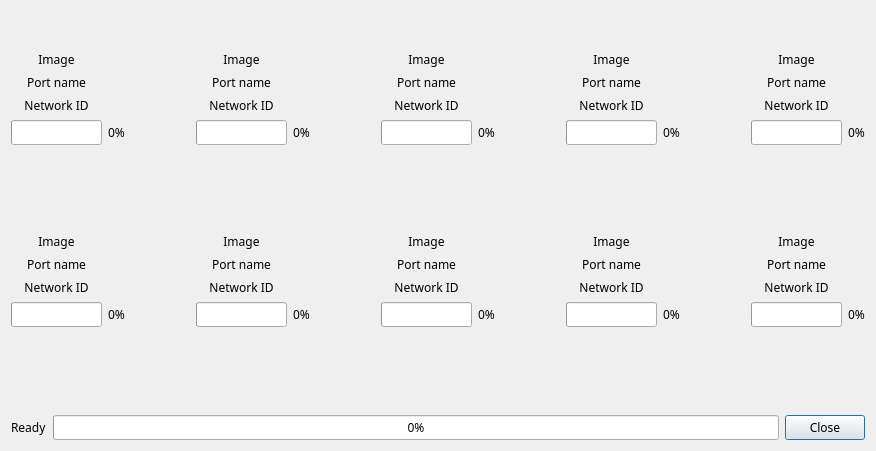
Above: modi_firmware_updater/assets/esp32_update_list.ui from LUXROBO/modi-firmware-updater before the change. Below: the same form after it.
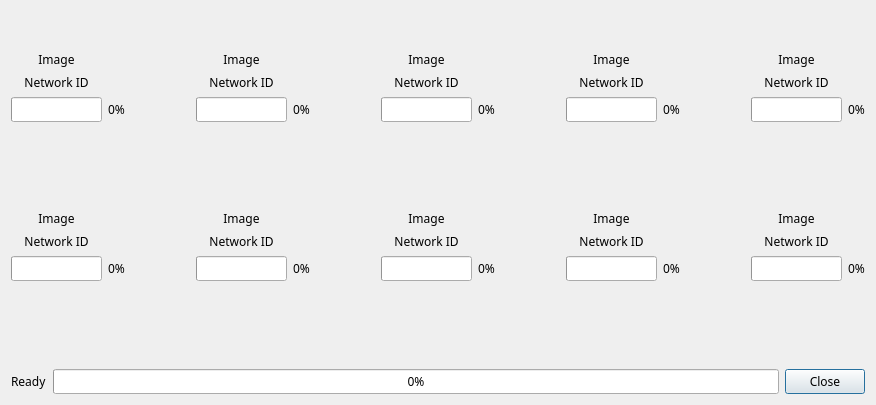
That is the form after the change.

Diff of the .ui file:
```diff
--- a/modi_firmware_updater/assets/esp32_update_list.ui
+++ b/modi_firmware_updater/assets/esp32_update_list.ui
@@ -7,7 +7,7 @@
     <x>0</x>
     <y>0</y>
     <width>876</width>
-    <height>429</height>
+    <height>393</height>
    </rect>
   </property>
   <property name="sizePolicy">
@@ -63,7 +63,7 @@
     <layout class="QHBoxLayout" name="horizontalLayout">
      <item>
       <layout class="QGridLayout" name="gridLayout">
-       <item row="3" column="1">
+       <item row="2" column="1">
         <widget class="QLabel" name="progress_value_1">
          <property name="text">
           <string>0%</string>
@@ -73,17 +73,7 @@
          </property>
         </widget>
        </item>
-       <item row="0" column="0">
-        <widget class="QLabel" name="image_1">
-         <property name="text">
-          <string>Image</string>
-         </property>
-         <property name="alignment">
-          <set>Qt::AlignCenter</set>
-         </property>
-        </widget>
-       </item>
-       <item row="3" column="0">
+       <item row="2" column="0">
         <widget class="QProgressBar" name="progress_bar_1">
          <property name="value">
           <number>0</number>
@@ -99,17 +89,7 @@
          </property>
         </widget>
        </item>
-       <item row="1" column="0">
-        <widget class="QLabel" name="port_1">
-         <property name="text">
-          <string>Port name</string>
-         </property>
-         <property name="alignment">
-          <set>Qt::AlignCenter</set>
-         </property>
-        </widget>
-       </item>
-       <item row="4" column="0">
+       <item row="3" column="0">
         <widget class="QLabel" name="error_message_1">
          <property name="text">
           <string/>
@@ -119,7 +99,7 @@
          </property>
         </widget>
        </item>
-       <item row="2" column="0">
+       <item row="1" column="0">
         <widget class="QLabel" name="network_id_1">
          <property name="text">
           <string>Network ID</string>
@@ -129,6 +109,16 @@
          </property>
         </widget>
        </item>
+       <item row="0" column="0">
+        <widget class="QLabel" name="image_1">
+         <property name="text">
+          <string>Image</string>
+         </property>
+         <property name="alignment">
+          <set>Qt::AlignCenter</set>
+         </property>
+        </widget>
+       </item>
       </layout>
      </item>
      <item>
@@ -150,16 +140,26 @@
      <item>
       <layout class="QGridLayout" name="gridLayout_2">
        <item row="1" column="0">
-        <widget class="QLabel" name="port_2">
+        <widget class="QLabel" name="network_id_2">
          <property name="text">
-          <string>Port name</string>
+          <string>Network ID</string>
          </property>
          <property name="alignment">
           <set>Qt::AlignCenter</set>
          </property>
         </widget>
        </item>
-       <item row="3" column="1">
+       <item row="0" column="0">
+        <widget class="QLabel" name="image_2">
+         <property name="text">
+          <string>Image</string>
+         </property>
+         <property name="alignment">
+          <set>Qt::AlignCenter</set>
+         </property>
+        </widget>
+       </item>
+       <item row="2" column="1">
         <widget class="QLabel" name="progress_value_2">
          <property name="text">
           <string>0%</string>
@@ -169,7 +169,7 @@
          </property>
         </widget>
        </item>
-       <item row="4" column="0">
+       <item row="3" column="0">
         <widget class="QLabel" name="error_message_2">
          <property name="text">
           <string/>
@@ -179,17 +179,7 @@
          </property>
         </widget>
        </item>
-       <item row="0" column="0">
-        <widget class="QLabel" name="image_2">
-         <property name="text">
-          <string>Image</string>
-         </property>
-         <property name="alignment">
-          <set>Qt::AlignCenter</set>
-         </property>
-        </widget>
-       </item>
-       <item row="3" column="0">
+       <item row="2" column="0">
         <widget class="QProgressBar" name="progress_bar_2">
          <property name="value">
           <number>0</number>
@@ -205,16 +195,6 @@
          </property>
         </widget>
        </item>
-       <item row="2" column="0">
-        <widget class="QLabel" name="network_id_2">
-         <property name="text">
-          <string>Network ID</string>
-         </property>
-         <property name="alignment">
-          <set>Qt::AlignCenter</set>
-         </property>
-        </widget>
-       </item>
       </layout>
      </item>
      <item>
@@ -235,17 +215,7 @@
      </item>
      <item>
       <layout class="QGridLayout" name="gridLayout_3">
-       <item row="0" column="0">
-        <widget class="QLabel" name="image_3">
-         <property name="text">
-          <string>Image</string>
-         </property>
-         <property name="alignment">
-          <set>Qt::AlignCenter</set>
-         </property>
-        </widget>
-       </item>
-       <item row="3" column="0">
+       <item row="2" column="0">
         <widget class="QProgressBar" name="progress_bar_3">
          <property name="value">
           <number>0</number>
@@ -261,27 +231,7 @@
          </property>
         </widget>
        </item>
-       <item row="3" column="1">
-        <widget class="QLabel" name="progress_value_3">
-         <property name="text">
-          <string>0%</string>
-         </property>
-         <property name="alignment">
-          <set>Qt::AlignCenter</set>
-         </property>
-        </widget>
-       </item>
-       <item row="1" column="0">
-        <widget class="QLabel" name="port_3">
-         <property name="text">
-          <string>Port name</string>
-         </property>
-         <property name="alignment">
-          <set>Qt::AlignCenter</set>
-         </property>
-        </widget>
-       </item>
-       <item row="4" column="0">
+       <item row="3" column="0">
         <widget class="QLabel" name="error_message_3">
          <property name="text">
           <string/>
@@ -291,7 +241,27 @@
          </property>
         </widget>
        </item>
-       <item row="2" column="0">
+       <item row="2" column="1">
+        <widget class="QLabel" name="progress_value_3">
+         <property name="text">
+          <string>0%</string>
+         </property>
+         <property name="alignment">
+          <set>Qt::AlignCenter</set>
+         </property>
+        </widget>
+       </item>
+       <item row="0" column="0">
+        <widget class="QLabel" name="image_3">
+         <property name="text">
+          <string>Image</string>
+         </property>
+         <property name="alignment">
+          <set>Qt::AlignCenter</set>
+         </property>
+        </widget>
+       </item>
+       <item row="1" column="0">
         <widget class="QLabel" name="network_id_3">
          <property name="text">
           <string>Network ID</string>
@@ -321,7 +291,33 @@
      </item>
      <item>
       <layout class="QGridLayout" name="gridLayout_4">
-       <item row="3" column="1">
+       <item row="1" column="0">
+        <widget class="QLabel" name="network_id_4">
+         <property name="text">
+          <string>Network ID</string>
+         </property>
+         <property name="alignment">
+          <set>Qt::AlignCenter</set>
+         </property>
+        </widget>
+       </item>
+       <item row="2" column="0">
+        <widget class="QProgressBar" name="progress_bar_4">
+         <property name="value">
+          <number>0</number>
+         </property>
+         <property name="textVisible">
+          <bool>false</bool>
+         </property>
+         <property name="orientation">
+          <enum>Qt::Horizontal</enum>
+         </property>
+         <property name="textDirection">
+          <enum>QProgressBar::TopToBottom</enum>
+         </property>
+        </widget>
+       </item>
+       <item row="2" column="1">
         <widget class="QLabel" name="progress_value_4">
          <property name="text">
           <string>0%</string>
@@ -331,7 +327,7 @@
          </property>
         </widget>
        </item>
-       <item row="4" column="0">
+       <item row="3" column="0">
         <widget class="QLabel" name="error_message_4">
          <property name="text">
           <string/>
@@ -341,16 +337,6 @@
          </property>
         </widget>
        </item>
-       <item row="1" column="0">
-        <widget class="QLabel" name="port_4">
-         <property name="text">
-          <string>Port name</string>
-         </property>
-         <property name="alignment">
-          <set>Qt::AlignCenter</set>
-         </property>
-        </widget>
-       </item>
        <item row="0" column="0">
         <widget class="QLabel" name="image_4">
          <property name="text">
@@ -361,32 +347,6 @@
          </property>
         </widget>
        </item>
-       <item row="3" column="0">
-        <widget class="QProgressBar" name="progress_bar_4">
-         <property name="value">
-          <number>0</number>
-         </property>
-         <property name="textVisible">
-          <bool>false</bool>
-         </property>
-         <property name="orientation">
-          <enum>Qt::Horizontal</enum>
-         </property>
-         <property name="textDirection">
-          <enum>QProgressBar::TopToBottom</enum>
-         </property>
-        </widget>
-       </item>
-       <item row="2" column="0">
-        <widget class="QLabel" name="network_id_4">
-         <property name="text">
-          <string>Network ID</string>
-         </property>
-         <property name="alignment">
-          <set>Qt::AlignCenter</set>
-         </property>
-        </widget>
-       </item>
       </layout>
      </item>
      <item>
@@ -407,27 +367,7 @@
      </item>
      <item>
       <layout class="QGridLayout" name="gridLayout_5">
-       <item row="1" column="0">
-        <widget class="QLabel" name="port_5">
-         <property name="text">
-          <string>Port name</string>
-         </property>
-         <property name="alignment">
-          <set>Qt::AlignCenter</set>
-         </property>
-        </widget>
-       </item>
-       <item row="0" column="0">
-        <widget class="QLabel" name="image_5">
-         <property name="text">
-          <string>Image</string>
-         </property>
-         <property name="alignment">
-          <set>Qt::AlignCenter</set>
-         </property>
-        </widget>
-       </item>
-       <item row="4" column="0">
+       <item row="3" column="0">
         <widget class="QLabel" name="error_message_5">
          <property name="text">
           <string/>
@@ -437,7 +377,7 @@
          </property>
         </widget>
        </item>
-       <item row="3" column="1">
+       <item row="2" column="1">
         <widget class="QLabel" name="progress_value_5">
          <property name="text">
           <string>0%</string>
@@ -447,7 +387,17 @@
          </property>
         </widget>
        </item>
-       <item row="3" column="0">
+       <item row="0" column="0">
+        <widget class="QLabel" name="image_5">
+         <property name="text">
+          <string>Image</string>
+         </property>
+         <property name="alignment">
+          <set>Qt::AlignCenter</set>
+         </property>
+        </widget>
+       </item>
+       <item row="2" column="0">
         <widget class="QProgressBar" name="progress_bar_5">
          <property name="value">
           <number>0</number>
@@ -463,7 +413,7 @@
          </property>
         </widget>
        </item>
-       <item row="2" column="0">
+       <item row="1" column="0">
         <widget class="QLabel" name="network_id_5">
          <property name="text">
           <string>Network ID</string>
@@ -497,53 +447,7 @@
     <layout class="QHBoxLayout" name="horizontalLayout_2">
      <item>
       <layout class="QGridLayout" name="gridLayout_6">
-       <item row="3" column="0">
-        <widget class="QProgressBar" name="progress_bar_6">
-         <property name="value">
-          <number>0</number>
-         </property>
-         <property name="textVisible">
-          <bool>false</bool>
-         </property>
-         <property name="orientation">
-          <enum>Qt::Horizontal</enum>
-         </property>
-         <property name="textDirection">
-          <enum>QProgressBar::TopToBottom</enum>
-         </property>
-        </widget>
-       </item>
-       <item row="1" column="0">
-        <widget class="QLabel" name="port_6">
-         <property name="text">
-          <string>Port name</string>
-         </property>
-         <property name="alignment">
-          <set>Qt::AlignCenter</set>
-         </property>
-        </widget>
-       </item>
-       <item row="0" column="0">
-        <widget class="QLabel" name="image_6">
-         <property name="text">
-          <string>Image</string>
-         </property>
-         <property name="alignment">
-          <set>Qt::AlignCenter</set>
-         </property>
-        </widget>
-       </item>
-       <item row="4" column="0">
-        <widget class="QLabel" name="error_message_6">
-         <property name="text">
-          <string/>
-         </property>
-         <property name="alignment">
-          <set>Qt::AlignCenter</set>
-         </property>
-        </widget>
-       </item>
-       <item row="3" column="1">
+       <item row="2" column="1">
         <widget class="QLabel" name="progress_value_6">
          <property name="text">
           <string>0%</string>
@@ -553,7 +457,7 @@
          </property>
         </widget>
        </item>
-       <item row="2" column="0">
+       <item row="1" column="0">
         <widget class="QLabel" name="network_id_6">
          <property name="text">
           <string>Network ID</string>
@@ -563,6 +467,42 @@
          </property>
         </widget>
        </item>
+       <item row="0" column="0">
+        <widget class="QLabel" name="image_6">
+         <property name="text">
+          <string>Image</string>
+         </property>
+         <property name="alignment">
+          <set>Qt::AlignCenter</set>
+         </property>
+        </widget>
+       </item>
+       <item row="2" column="0">
+        <widget class="QProgressBar" name="progress_bar_6">
+         <property name="value">
+          <number>0</number>
+         </property>
+         <property name="textVisible">
+          <bool>false</bool>
+         </property>
+         <property name="orientation">
+          <enum>Qt::Horizontal</enum>
+         </property>
+         <property name="textDirection">
+          <enum>QProgressBar::TopToBottom</enum>
+         </property>
+        </widget>
+       </item>
+       <item row="3" column="0">
+        <widget class="QLabel" name="error_message_6">
+         <property name="text">
+          <string/>
+         </property>
+         <property name="alignment">
+          <set>Qt::AlignCenter</set>
+         </property>
+        </widget>
+       </item>
       </layout>
      </item>
      <item>
@@ -583,7 +523,33 @@
      </item>
      <item>
       <layout class="QGridLayout" name="gridLayout_7">
-       <item row="3" column="1">
+       <item row="2" column="0">
+        <widget class="QProgressBar" name="progress_bar_7">
+         <property name="value">
+          <number>0</number>
+         </property>
+         <property name="textVisible">
+          <bool>false</bool>
+         </property>
+         <property name="orientation">
+          <enum>Qt::Horizontal</enum>
+         </property>
+         <property name="textDirection">
+          <enum>QProgressBar::TopToBottom</enum>
+         </property>
+        </widget>
+       </item>
+       <item row="0" column="0">
+        <widget class="QLabel" name="image_7">
+         <property name="text">
+          <string>Image</string>
+         </property>
+         <property name="alignment">
+          <set>Qt::AlignCenter</set>
+         </property>
+        </widget>
+       </item>
+       <item row="2" column="1">
         <widget class="QLabel" name="progress_value_7">
          <property name="text">
           <string>0%</string>
@@ -593,7 +559,7 @@
          </property>
         </widget>
        </item>
-       <item row="4" column="0">
+       <item row="3" column="0">
         <widget class="QLabel" name="error_message_7">
          <property name="text">
           <string/>
@@ -603,43 +569,7 @@
          </property>
         </widget>
        </item>
-       <item row="0" column="0">
-        <widget class="QLabel" name="image_7">
-         <property name="text">
-          <string>Image</string>
-         </property>
-         <property name="alignment">
-          <set>Qt::AlignCenter</set>
-         </property>
-        </widget>
-       </item>
        <item row="1" column="0">
-        <widget class="QLabel" name="port_7">
-         <property name="text">
-          <string>Port name</string>
-         </property>
-         <property name="alignment">
-          <set>Qt::AlignCenter</set>
-         </property>
-        </widget>
-       </item>
-       <item row="3" column="0">
-        <widget class="QProgressBar" name="progress_bar_7">
-         <property name="value">
-          <number>0</number>
-         </property>
-         <property name="textVisible">
-          <bool>false</bool>
-         </property>
-         <property name="orientation">
-          <enum>Qt::Horizontal</enum>
-         </property>
-         <property name="textDirection">
-          <enum>QProgressBar::TopToBottom</enum>
-         </property>
-        </widget>
-       </item>
-       <item row="2" column="0">
         <widget class="QLabel" name="network_id_7">
          <property name="text">
           <string>Network ID</string>
@@ -669,26 +599,10 @@
      </item>
      <item>
       <layout class="QGridLayout" name="gridLayout_8">
-       <item row="3" column="0">
-        <widget class="QProgressBar" name="progress_bar_8">
-         <property name="value">
-          <number>0</number>
-         </property>
-         <property name="textVisible">
-          <bool>false</bool>
-         </property>
-         <property name="orientation">
-          <enum>Qt::Horizontal</enum>
-         </property>
-         <property name="textDirection">
-          <enum>QProgressBar::TopToBottom</enum>
-         </property>
-        </widget>
-       </item>
        <item row="1" column="0">
-        <widget class="QLabel" name="port_8">
+        <widget class="QLabel" name="network_id_8">
          <property name="text">
-          <string>Port name</string>
+          <string>Network ID</string>
          </property>
          <property name="alignment">
           <set>Qt::AlignCenter</set>
@@ -705,17 +619,7 @@
          </property>
         </widget>
        </item>
-       <item row="4" column="0">
-        <widget class="QLabel" name="error_message_8">
-         <property name="text">
-          <string/>
-         </property>
-         <property name="alignment">
-          <set>Qt::AlignCenter</set>
-         </property>
-        </widget>
-       </item>
-       <item row="3" column="1">
+       <item row="2" column="1">
         <widget class="QLabel" name="progress_value_8">
          <property name="text">
           <string>0%</string>
@@ -725,16 +629,32 @@
          </property>
         </widget>
        </item>
-       <item row="2" column="0">
-        <widget class="QLabel" name="network_id_8">
+       <item row="3" column="0">
+        <widget class="QLabel" name="error_message_8">
          <property name="text">
-          <string>Network ID</string>
+          <string/>
          </property>
          <property name="alignment">
           <set>Qt::AlignCenter</set>
          </property>
         </widget>
        </item>
+       <item row="2" column="0">
+        <widget class="QProgressBar" name="progress_bar_8">
+         <property name="value">
+          <number>0</number>
+         </property>
+         <property name="textVisible">
+          <bool>false</bool>
+         </property>
+         <property name="orientation">
+          <enum>Qt::Horizontal</enum>
+         </property>
+         <property name="textDirection">
+          <enum>QProgressBar::TopToBottom</enum>
+         </property>
+        </widget>
+       </item>
       </layout>
      </item>
      <item>
@@ -755,33 +675,7 @@
      </item>
      <item>
       <layout class="QGridLayout" name="gridLayout_9">
-       <item row="3" column="0">
-        <widget class="QProgressBar" name="progress_bar_9">
-         <property name="value">
-          <number>0</number>
-         </property>
-         <property name="textVisible">
-          <bool>false</bool>
-         </property>
-         <property name="orientation">
-          <enum>Qt::Horizontal</enum>
-         </property>
-         <property name="textDirection">
-          <enum>QProgressBar::TopToBottom</enum>
-         </property>
-        </widget>
-       </item>
-       <item row="0" column="0">
-        <widget class="QLabel" name="image_9">
-         <property name="text">
-          <string>Image</string>
-         </property>
-         <property name="alignment">
-          <set>Qt::AlignCenter</set>
-         </property>
-        </widget>
-       </item>
-       <item row="3" column="1">
+       <item row="2" column="1">
         <widget class="QLabel" name="progress_value_9">
          <property name="text">
           <string>0%</string>
@@ -791,17 +685,7 @@
          </property>
         </widget>
        </item>
-       <item row="1" column="0">
-        <widget class="QLabel" name="port_9">
-         <property name="text">
-          <string>Port name</string>
-         </property>
-         <property name="alignment">
-          <set>Qt::AlignCenter</set>
-         </property>
-        </widget>
-       </item>
-       <item row="4" column="0">
+       <item row="3" column="0">
         <widget class="QLabel" name="error_message_9">
          <property name="text">
           <string/>
@@ -811,7 +695,7 @@
          </property>
         </widget>
        </item>
-       <item row="2" column="0">
+       <item row="1" column="0">
         <widget class="QLabel" name="network_id_9">
          <property name="text">
           <string>Network ID</string>
@@ -821,6 +705,32 @@
          </property>
         </widget>
        </item>
+       <item row="2" column="0">
+        <widget class="QProgressBar" name="progress_bar_9">
+         <property name="value">
+          <number>0</number>
+         </property>
+         <property name="textVisible">
+          <bool>false</bool>
+         </property>
+         <property name="orientation">
+          <enum>Qt::Horizontal</enum>
+         </property>
+         <property name="textDirection">
+          <enum>QProgressBar::TopToBottom</enum>
+         </property>
+        </widget>
+       </item>
+       <item row="0" column="0">
+        <widget class="QLabel" name="image_9">
+         <property name="text">
+          <string>Image</string>
+         </property>
+         <property name="alignment">
+          <set>Qt::AlignCenter</set>
+         </property>
+        </widget>
+       </item>
       </layout>
      </item>
      <item>
@@ -841,27 +751,7 @@
      </item>
      <item>
       <layout class="QGridLayout" name="gridLayout_10">
-       <item row="0" column="0">
-        <widget class="QLabel" name="image_10">
-         <property name="text">
-          <string>Image</string>
-         </property>
-         <property name="alignment">
-          <set>Qt::AlignCenter</set>
-         </property>
-        </widget>
-       </item>
-       <item row="1" column="0">
-        <widget class="QLabel" name="port_10">
-         <property name="text">
-          <string>Port name</string>
-         </property>
-         <property name="alignment">
-          <set>Qt::AlignCenter</set>
-         </property>
-        </widget>
-       </item>
-       <item row="4" column="0">
+       <item row="3" column="0">
         <widget class="QLabel" name="error_message_10">
          <property name="text">
           <string/>
@@ -871,17 +761,7 @@
          </property>
         </widget>
        </item>
-       <item row="3" column="1">
-        <widget class="QLabel" name="progress_value_10">
-         <property name="text">
-          <string>0%</string>
-         </property>
-         <property name="alignment">
-          <set>Qt::AlignCenter</set>
-         </property>
-        </widget>
-       </item>
-       <item row="3" column="0">
+       <item row="2" column="0">
         <widget class="QProgressBar" name="progress_bar_10">
          <property name="value">
           <number>0</number>
@@ -897,7 +777,17 @@
          </property>
         </widget>
        </item>
-       <item row="2" column="0">
+       <item row="0" column="0">
+        <widget class="QLabel" name="image_10">
+         <property name="text">
+          <string>Image</string>
+         </property>
+         <property name="alignment">
+          <set>Qt::AlignCenter</set>
+         </property>
+        </widget>
+       </item>
+       <item row="1" column="0">
         <widget class="QLabel" name="network_id_10">
          <property name="text">
           <string>Network ID</string>
@@ -907,6 +797,16 @@
          </property>
         </widget>
        </item>
+       <item row="2" column="1">
+        <widget class="QLabel" name="progress_value_10">
+         <property name="text">
+          <string>0%</string>
+         </property>
+         <property name="alignment">
+          <set>Qt::AlignCenter</set>
+         </property>
+        </widget>
+       </item>
       </layout>
      </item>
     </layout>
```
